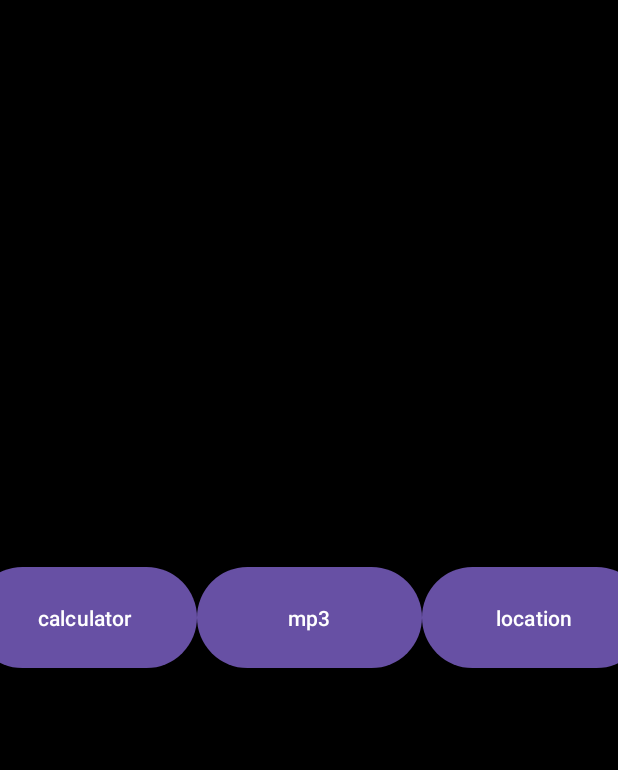
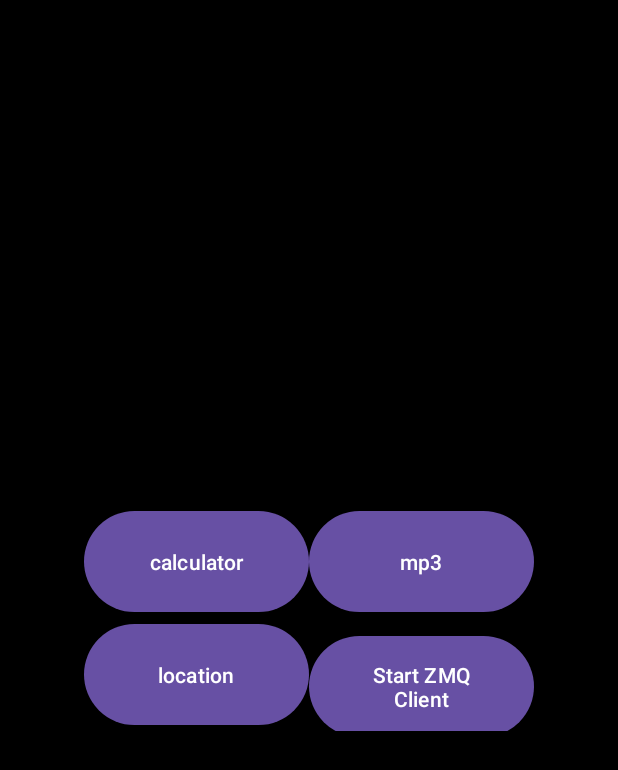
Before and after one commit to Kaldheim531/Android, an Android app: the screen it shows after launch (MainActivity), on a phone screen of 412 x 824 dp. Shown: the top 770 px of the screen. Run offline under Robolectric (Android 15) with nearby library versions, the phone set to English and light mode, and no system bars.

Commit message:
Server python client ZMQ

```diff
--- a/app/build.gradle
+++ b/app/build.gradle
@@ -42,7 +42,9 @@
     implementation(libs.material)
     implementation(libs.androidx.activity)
     implementation(libs.androidx.constraintlayout)
+    implementation 'com.google.code.gson:gson:2.8.9'
     implementation("com.google.android.gms:play-services-location:21.2.0")
+    implementation ("org.zeromq:jeromq:0.5.0") // -->> JeroMQ
     testImplementation(libs.junit)
     androidTestImplementation(libs.androidx.junit)
     androidTestImplementation(libs.androidx.espresso.core)
--- a/app/src/main/java/com/example/android/MainActivity.kt
+++ b/app/src/main/java/com/example/android/MainActivity.kt
@@ -13,12 +13,14 @@
 import androidx.appcompat.app.AppCompatActivity
 import androidx.core.view.ViewCompat
 import androidx.core.view.WindowInsetsCompat
+import com.example.android.ZMQclient
 
 
 class MainActivity : AppCompatActivity() {
     private lateinit var calculator: Button
     private lateinit var mp3: Button
     private lateinit var location: Button
+    private lateinit var zmqclient: Button
 
     override fun onCreate(savedInstanceState: Bundle?) {
         super.onCreate(savedInstanceState)
@@ -47,5 +49,11 @@
             val locIntent  = Intent(this, Location::class.java)
             startActivity(locIntent )
         }
+
+        zmqclient = findViewById(R.id.btnStartSockets)
+        zmqclient.setOnClickListener {
+            val zmqIntent = Intent(this, ZMQclient::class.java)
+            startActivity(zmqIntent)
+        }
     }
 }
--- a/app/src/main/res/layout/activity_main.xml
+++ b/app/src/main/res/layout/activity_main.xml
@@ -15,6 +15,11 @@
         android:layout_width="match_parent"
         android:layout_height="match_parent"
         android:gravity="center"
+        android:orientation="vertical">
+
+        <LinearLayout
+            android:layout_width="wrap_content"
+            android:layout_height="wrap_content"
             android:orientation="horizontal">
 
             <Button
@@ -28,6 +33,12 @@
                 android:layout_width="150dp"
                 android:layout_height="75dp"
                 android:text="mp3" />
+        </LinearLayout>
+
+        <LinearLayout
+            android:layout_width="wrap_content"
+            android:layout_height="wrap_content"
+            android:orientation="horizontal">
 
             <Button
                 android:id="@+id/openLocation"
@@ -35,6 +46,12 @@
                 android:layout_height="75dp"
                 android:text="location" />
 
+            <Button
+                android:id="@+id/btnStartSockets"
+                android:layout_width="150dp"
+                android:layout_height="75dp"
+                android:text="Start ZMQ Client" />
+        </LinearLayout>
 
     </LinearLayout>
 
```
Also changed, not shown: app/src/main/AndroidManifest.xml (+11 -2 lines), app/src/main/java/com/example/android/ZMQclient.kt (added, +54 -0 lines), app/src/main/res/layout/activity_zmqclient.xml (added, +28 -0 lines). Lines whose indentation alone changed are shown as unchanged.
